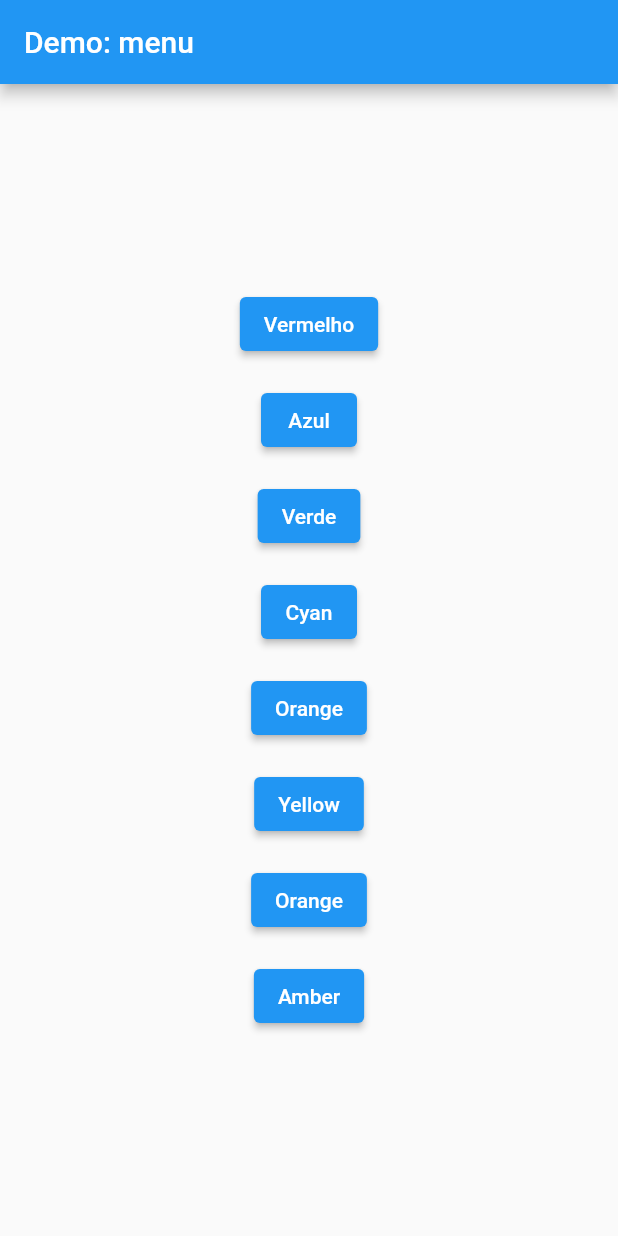
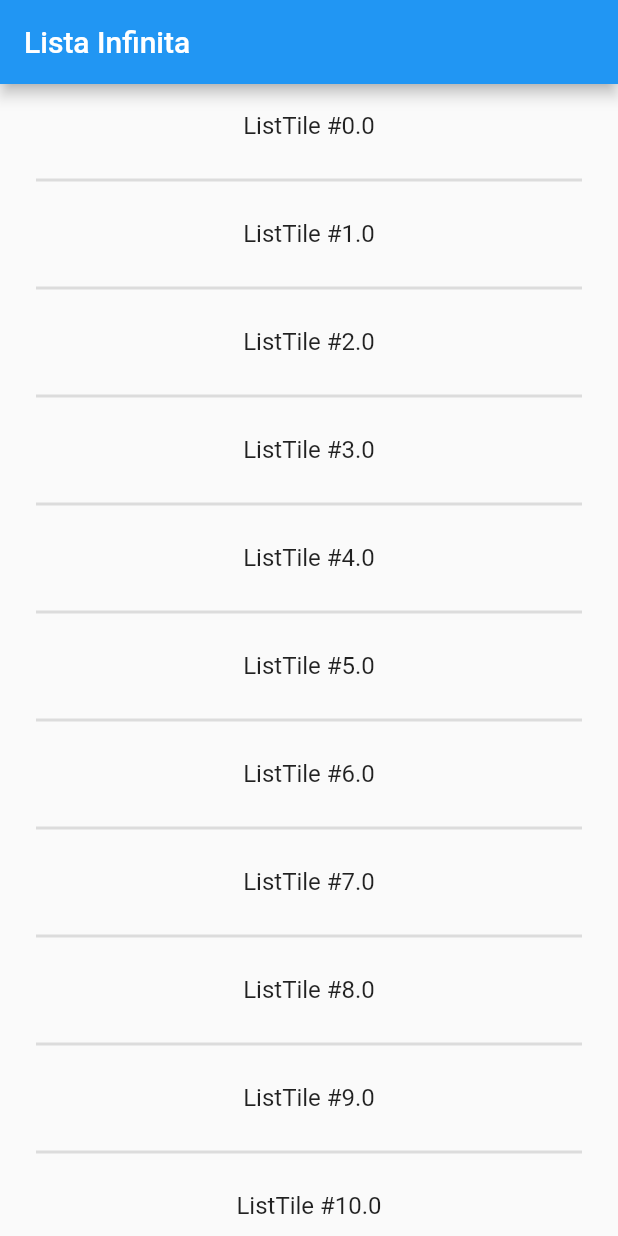
Before and after one commit to rmcpais/recrutamento-22-23-2semestre, a Flutter app: the screen it shows after launch, on a phone screen of 412 x 824 dp. Run offline on Flutter 3.47's test engine with Material 2 defaults, Android fonts, the phone set to English and light mode, and no system bars.

Commit message:
Adiciona lista infinita

```diff
--- /dev/null
+++ b/appdev/auxiliar_examples/lib/infinite_list/infinite_list.dart
@@ -0,0 +1,29 @@
+import 'package:flutter/material.dart';
+
+class InfiniteList extends StatelessWidget {
+  const InfiniteList({super.key});
+
+  @override
+  Widget build(BuildContext context) {
+    return MaterialApp(
+      title: 'Lista Infinita',
+      home: Scaffold(
+        appBar: AppBar(
+          title: const Text('Lista Infinita'),
+        ),
+        body: Padding(
+          padding: const EdgeInsets.symmetric(horizontal: 24.0),
+          child: ListView.builder(itemBuilder: (BuildContext ctx, int index) {
+            return index % 2 == 0
+                ? ListTile(
+                    title: Center(
+                      child: Text("ListTile #${index / 2}"),
+                    ),
+                  )
+                : const Divider(thickness: 2);
+          }),
+        ),
+      ),
+    );
+  }
+}
--- a/appdev/auxiliar_examples/lib/main.dart
+++ b/appdev/auxiliar_examples/lib/main.dart
@@ -1,11 +1,15 @@
-import 'package:auxiliar_examples/default/default.dart';
 import 'package:flutter/material.dart';
 
-import 'menu/menu.dart';
+import 'package:auxiliar_examples/default/default.dart';
+import 'package:auxiliar_examples/infinite_list/infinite_list.dart';
+import 'package:auxiliar_examples/menu/menu.dart';
 
 void main() {
-  const String exemploId = "menu";
+  const String exemploId = "infinite";
   switch (exemploId) {
+    case "infinite":
+      runApp(const InfiniteList());
+      return;
     case "menu":
       runApp(const Menu());
       return;
```
